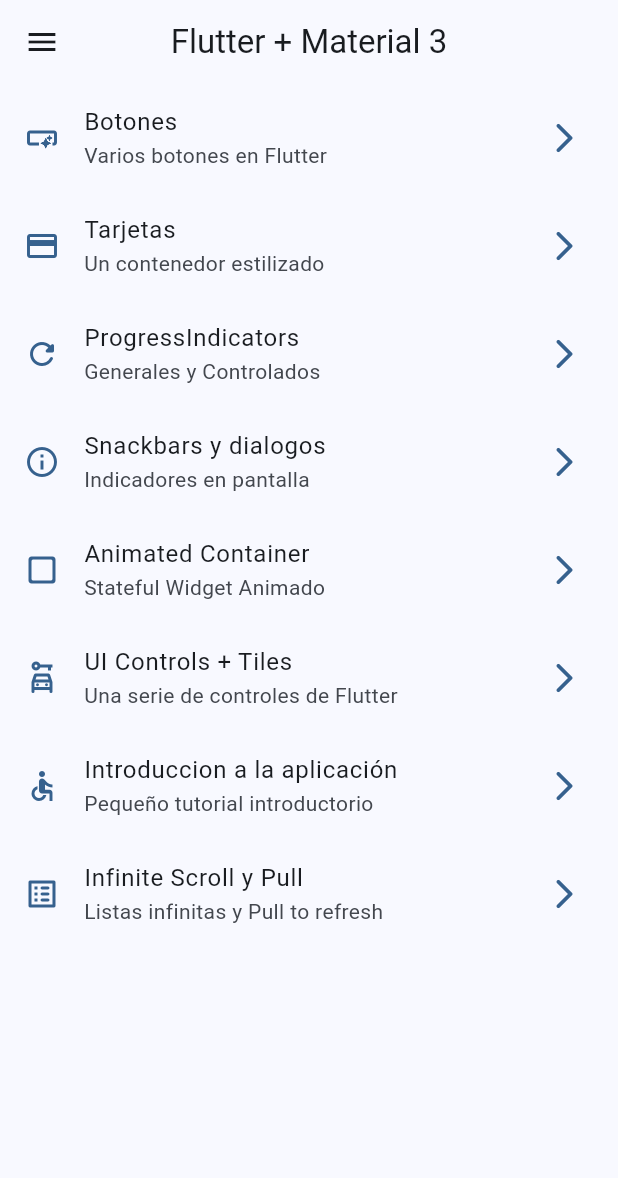
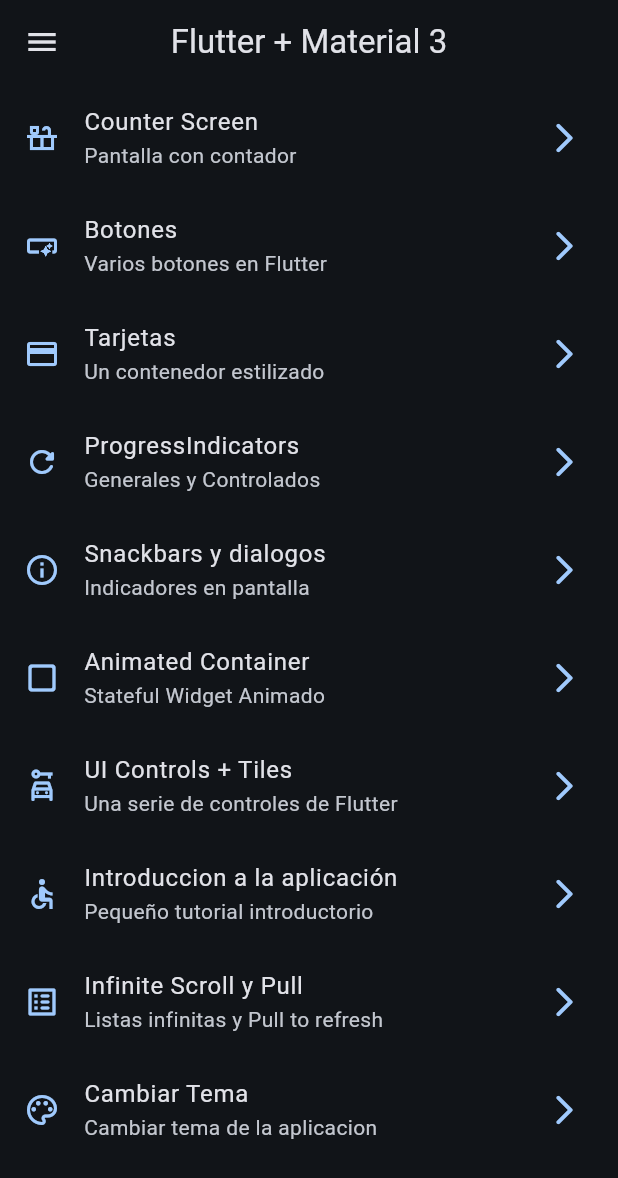
Before and after one commit to reiriartef/flutter-material3-app, a Flutter app: the screen it shows after launch, on a phone screen of 412 x 824 dp. Shown: the top 1178 px of the screen. Run offline on Flutter 3.47's test engine with Material 3 defaults, Android fonts, the phone set to English and light mode, and no system bars; our stand-ins replace animate_do, flutter_riverpod, go_router.

Commit message:
antes de statenotifier

```diff
--- a/lib/config/menu/menu_items.dart
+++ b/lib/config/menu/menu_items.dart
@@ -14,6 +14,12 @@ class MenuItem {
 }
 
 const appMenuItems = <MenuItem>[
+  MenuItem(
+    title: 'Counter Screen',
+    subTitle: 'Pantalla con contador',
+    link: '/counter',
+    icon: Icons.countertops_outlined,
+  ),
   MenuItem(
     title: 'Botones',
     subTitle: 'Varios botones en Flutter',
@@ -62,4 +68,10 @@ const appMenuItems = <MenuItem>[
     link: '/infinite',
     icon: Icons.list_alt_rounded,
   ),
+  MenuItem(
+    title: 'Cambiar Tema',
+    subTitle: 'Cambiar tema de la aplicacion',
+    link: '/theme-changer',
+    icon: Icons.color_lens_outlined,
+  ),
 ];
--- a/lib/config/router/app_router.dart
+++ b/lib/config/router/app_router.dart
@@ -49,5 +49,15 @@ final appRouter = GoRouter(
       name: InfiniteScrollScreen.name,
       builder: (context, state) => const InfiniteScrollScreen(),
     ),
+    GoRoute(
+      path: '/counter',
+      name: CounterScreen.name,
+      builder: (context, state) => const CounterScreen(),
+    ),
+    GoRoute(
+      path: '/theme-changer',
+      name: ThemeChangerScreen.name,
+      builder: (context, state) => const ThemeChangerScreen(),
+    ),
   ],
 );
--- a/lib/config/theme/app_theme.dart
+++ b/lib/config/theme/app_theme.dart
@@ -10,14 +10,16 @@ const colorList = <Color>[
 
 class AppTheme {
   final int selectedColor;
+  final bool isDarkmode;
 
-  AppTheme({this.selectedColor = 0})
+  AppTheme({this.isDarkmode = false, this.selectedColor = 0})
       : assert(selectedColor >= 0, "Selected color must be greater to zero."),
         assert(selectedColor < colorList.length,
             "Selected color must be less than ${colorList.length}");
 
   ThemeData getTheme() => ThemeData(
       useMaterial3: true,
+      brightness: isDarkmode ? Brightness.dark : Brightness.light,
       colorSchemeSeed: colorList[selectedColor],
       appBarTheme: const AppBarTheme(centerTitle: true));
 }
--- a/lib/main.dart
+++ b/lib/main.dart
@@ -1,21 +1,26 @@
 import 'package:flutter/material.dart';
+import 'package:flutter_riverpod/flutter_riverpod.dart';
 import 'package:widgets_app/config/router/app_router.dart';
 import 'package:widgets_app/config/theme/app_theme.dart';
+import 'package:widgets_app/presentation/providers/theme_provider.dart';
 
 void main() {
-  runApp(const MainApp());
+  runApp(const ProviderScope(child: MainApp()));
 }
 
-class MainApp extends StatelessWidget {
+class MainApp extends ConsumerWidget {
   const MainApp({super.key});
 
   @override
-  Widget build(BuildContext context) {
+  Widget build(BuildContext context, ref) {
+    final bool isDarkmode = ref.watch(isDarkModeProvider);
+    final int selectedColor = ref.watch(selectedIndexColorProvider);
     return MaterialApp.router(
       title: "Flutter Widgets",
       routerConfig: appRouter,
       debugShowCheckedModeBanner: false,
-      theme: AppTheme(selectedColor: 0).getTheme(),
+      theme: AppTheme(selectedColor: selectedColor, isDarkmode: isDarkmode)
+          .getTheme(),
     );
   }
 }
--- /dev/null
+++ b/lib/presentation/providers/counter_provider.dart
@@ -0,0 +1,3 @@
+import 'package:flutter_riverpod/flutter_riverpod.dart';
+
+final counterProvider = StateProvider<int>((ref) => 0);
--- /dev/null
+++ b/lib/presentation/providers/theme_provider.dart
@@ -0,0 +1,10 @@
+import 'package:flutter_riverpod/flutter_riverpod.dart';
+import 'package:widgets_app/config/theme/app_theme.dart';
+
+final isDarkModeProvider = StateProvider<bool>((ref) => true);
+
+// Listado de colores inmutable
+
+final colorListProvider = Provider((ref) => colorList);
+
+final selectedIndexColorProvider = StateProvider((ref) => 0);
--- a/lib/presentation/screens/screens.dart
+++ b/lib/presentation/screens/screens.dart
@@ -1,3 +1,7 @@
+export 'package:widgets_app/presentation/screens/theme_changer/theme_changer_screen.dart';
+
+export 'package:widgets_app/presentation/counter/counter_screen.dart';
+
 export 'package:widgets_app/presentation/screens/animated/animated_screen.dart';
 export 'package:widgets_app/presentation/screens/app_tutorial/app_tutorial_screen.dart';
 export 'package:widgets_app/presentation/screens/buttons/buttons_screen.dart';
--- a/pubspec.yaml
+++ b/pubspec.yaml
@@ -10,6 +10,7 @@ dependencies:
   animate_do: ^3.3.4
   flutter:
     sdk: flutter
+  flutter_riverpod: ^2.6.1
   go_router: ^14.3.0
 
 dev_dependencies:
```
Also changed, not shown: lib/presentation/counter/counter_screen.dart (added, +42 -0 lines), lib/presentation/screens/theme_changer/theme_changer_screen.dart (added, +57 -0 lines), pubspec.lock.
